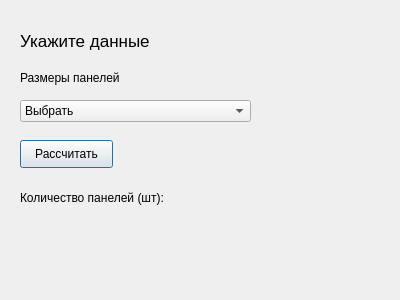
Above: UserInterfaces/panels.ui from makeentosch/irnituProject before the change. Below: the same form after it.
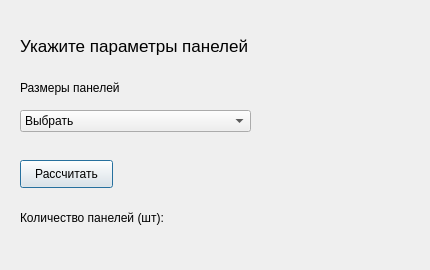
That is the form after the change.

What changed in the file:
```diff
--- a/UserInterfaces/panels.ui
+++ b/UserInterfaces/panels.ui
@@ -6,8 +6,8 @@
    <rect>
     <x>0</x>
     <y>0</y>
-    <width>400</width>
-    <height>300</height>
+    <width>430</width>
+    <height>270</height>
    </rect>
   </property>
   <property name="windowTitle">
@@ -18,8 +18,8 @@
     <rect>
      <x>20</x>
      <y>30</y>
-     <width>181</width>
-     <height>21</height>
+     <width>311</width>
+     <height>31</height>
     </rect>
    </property>
    <property name="font">
@@ -28,14 +28,14 @@
     </font>
    </property>
    <property name="text">
-    <string>Укажите данные</string>
+    <string>Укажите параметры панелей</string>
    </property>
   </widget>
   <widget class="QComboBox" name="typeCmbx">
    <property name="geometry">
     <rect>
      <x>20</x>
-     <y>100</y>
+     <y>110</y>
      <width>231</width>
      <height>22</height>
     </rect>
@@ -75,7 +75,7 @@
    <property name="geometry">
     <rect>
      <x>20</x>
-     <y>70</y>
+     <y>80</y>
      <width>111</width>
      <height>16</height>
     </rect>
@@ -88,7 +88,7 @@
    <property name="geometry">
     <rect>
      <x>20</x>
-     <y>140</y>
+     <y>160</y>
      <width>93</width>
      <height>28</height>
     </rect>
@@ -101,7 +101,7 @@
    <property name="geometry">
     <rect>
      <x>20</x>
-     <y>190</y>
+     <y>210</y>
      <width>171</width>
      <height>16</height>
     </rect>
@@ -114,7 +114,7 @@
    <property name="geometry">
     <rect>
      <x>190</x>
-     <y>190</y>
+     <y>200</y>
      <width>55</width>
      <height>16</height>
     </rect>
```
Left out of the diff: 26 changed lines with no effect on the pictures.
